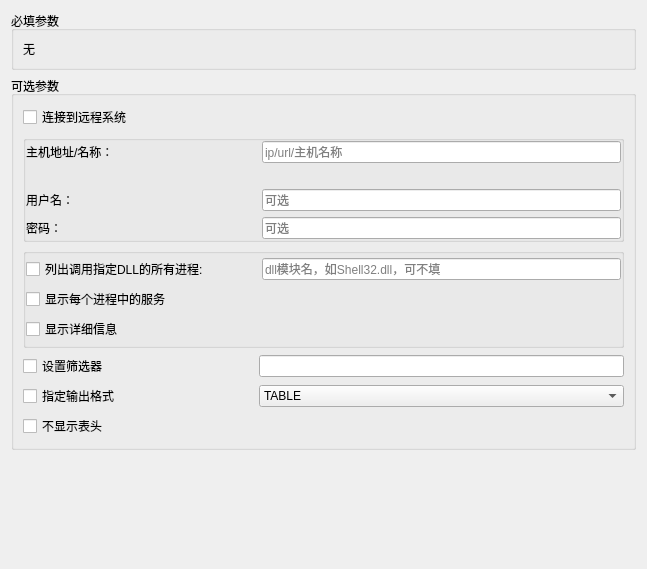
Above: src/EasyCmd/CmdEditors/TasklistEditor.ui from doasyourself/EasyCmd before the change. Below: the same form after it.
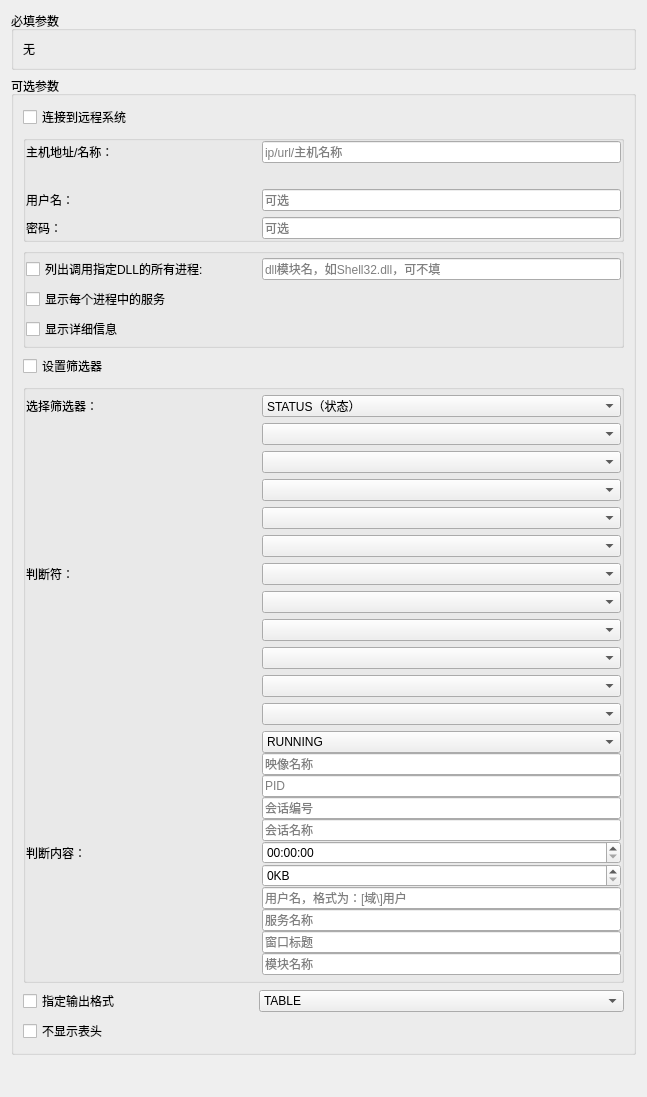
That is the form after the change.

Commit message: 完善tasklist： 实现筛选器界面设计，逻辑未实现。

Patch:
```diff
--- a/src/EasyCmd/CmdEditors/TasklistEditor.ui
+++ b/src/EasyCmd/CmdEditors/TasklistEditor.ui
@@ -7,7 +7,7 @@
     <x>0</x>
     <y>0</y>
     <width>647</width>
-    <height>569</height>
+    <height>1097</height>
    </rect>
   </property>
   <property name="windowTitle">
@@ -281,50 +281,354 @@
         </layout>
        </widget>
       </item>
+      <item>
+       <widget class="QCheckBox" name="checkBox_option_fi">
+        <property name="minimumSize">
+         <size>
+          <width>230</width>
+          <height>0</height>
+         </size>
+        </property>
+        <property name="maximumSize">
+         <size>
+          <width>230</width>
+          <height>16777215</height>
+         </size>
+        </property>
+        <property name="text">
+         <string>设置筛选器</string>
+        </property>
+       </widget>
+      </item>
+      <item>
+       <widget class="QGroupBox" name="groupBox_filter">
+        <property name="title">
+         <string/>
+        </property>
+        <layout class="QVBoxLayout" name="verticalLayout_6">
+         <property name="leftMargin">
+          <number>0</number>
+         </property>
+         <property name="topMargin">
+          <number>5</number>
+         </property>
+         <property name="rightMargin">
+          <number>0</number>
+         </property>
+         <property name="bottomMargin">
+          <number>5</number>
+         </property>
+         <item>
+          <layout class="QGridLayout" name="gridLayout_4">
+           <property name="topMargin">
+            <number>0</number>
+           </property>
+           <item row="1" column="1">
+            <widget class="QWidget" name="widget_operators" native="true">
+             <layout class="QVBoxLayout" name="verticalLayout_8">
+              <property name="leftMargin">
+               <number>0</number>
+              </property>
+              <property name="topMargin">
+               <number>0</number>
+              </property>
+              <property name="rightMargin">
+               <number>0</number>
+              </property>
+              <property name="bottomMargin">
+               <number>0</number>
+              </property>
+              <item>
+               <widget class="QComboBox" name="comboBox_op_status"/>
+              </item>
+              <item>
+               <widget class="QComboBox" name="comboBox_op_imageName"/>
+              </item>
+              <item>
+               <widget class="QComboBox" name="comboBox_op_pid"/>
+              </item>
+              <item>
+               <widget class="QComboBox" name="comboBox_op_session"/>
+              </item>
+              <item>
+               <widget class="QComboBox" name="comboBox_op_sessionName"/>
+              </item>
+              <item>
+               <widget class="QComboBox" name="comboBox_op_cpuTime"/>
+              </item>
+              <item>
+               <widget class="QComboBox" name="comboBox_op_memusage"/>
+              </item>
+              <item>
+               <widget class="QComboBox" name="comboBox_op_userName"/>
+              </item>
+              <item>
+               <widget class="QComboBox" name="comboBox_op_service"/>
+              </item>
+              <item>
+               <widget class="QComboBox" name="comboBox_op_windowTitle"/>
+              </item>
+              <item>
+               <widget class="QComboBox" name="comboBox_op_module"/>
+              </item>
+             </layout>
+            </widget>
+           </item>
+           <item row="0" column="1">
+            <widget class="QComboBox" name="comboBox_filterType">
+             <item>
+              <property name="text">
+               <string>STATUS（状态）</string>
+              </property>
+             </item>
+             <item>
+              <property name="text">
+               <string>IMAGENAME（映像名）</string>
+              </property>
+             </item>
+             <item>
+              <property name="text">
+               <string>PID（进程ID）</string>
+              </property>
+             </item>
+             <item>
+              <property name="text">
+               <string>SESSION（会话编号）</string>
+              </property>
+             </item>
+             <item>
+              <property name="text">
+               <string>SESSIONNAME（会话名称）</string>
+              </property>
+             </item>
+             <item>
+              <property name="text">
+               <string>CPUTIME（CPU时间）</string>
+              </property>
+             </item>
+             <item>
+              <property name="text">
+               <string>MEMUSAGE（内存使用量）</string>
+              </property>
+             </item>
+             <item>
+              <property name="text">
+               <string>USERNAME（用户名）</string>
+              </property>
+             </item>
+             <item>
+              <property name="text">
+               <string>SERVICES（服务名称）</string>
+              </property>
+             </item>
+             <item>
+              <property name="text">
+               <string>WINDOWTITLE（窗口标题名）</string>
+              </property>
+             </item>
+             <item>
+              <property name="text">
+               <string>模块名</string>
+              </property>
+             </item>
+            </widget>
+           </item>
+           <item row="1" column="0">
+            <widget class="QLabel" name="label_3">
+             <property name="minimumSize">
+              <size>
+               <width>230</width>
+               <height>0</height>
+              </size>
+             </property>
+             <property name="maximumSize">
+              <size>
+               <width>230</width>
+               <height>16777215</height>
+              </size>
+             </property>
+             <property name="text">
+              <string>判断符：</string>
+             </property>
+            </widget>
+           </item>
+           <item row="2" column="0">
+            <widget class="QLabel" name="label_4">
+             <property name="minimumSize">
+              <size>
+               <width>230</width>
+               <height>0</height>
+              </size>
+             </property>
+             <property name="maximumSize">
+              <size>
+               <width>230</width>
+               <height>16777215</height>
+              </size>
+             </property>
+             <property name="text">
+              <string>判断内容：</string>
+             </property>
+            </widget>
+           </item>
+           <item row="0" column="0">
+            <widget class="QLabel" name="label_2">
+             <property name="minimumSize">
+              <size>
+               <width>230</width>
+               <height>0</height>
+              </size>
+             </property>
+             <property name="maximumSize">
+              <size>
+               <width>230</width>
+               <height>16777215</height>
+              </size>
+             </property>
+             <property name="text">
+              <string>选择筛选器：</string>
+             </property>
+            </widget>
+           </item>
+           <item row="2" column="1">
+            <widget class="QWidget" name="widget_filterValues" native="true">
+             <layout class="QVBoxLayout" name="verticalLayout_7">
+              <property name="spacing">
+               <number>0</number>
+              </property>
+              <property name="leftMargin">
+               <number>0</number>
+              </property>
+              <property name="topMargin">
+               <number>0</number>
+              </property>
+              <property name="rightMargin">
+               <number>0</number>
+              </property>
+              <property name="bottomMargin">
+               <number>0</number>
+              </property>
+              <item>
+               <widget class="QComboBox" name="comboBox_fiValue_status">
+                <item>
+                 <property name="text">
+                  <string>RUNNING</string>
+                 </property>
+                </item>
+                <item>
+                 <property name="text">
+                  <string>SUSPENDED</string>
+                 </property>
+                </item>
+                <item>
+                 <property name="text">
+                  <string>NOT RESPONDING</string>
+                 </property>
+                </item>
+                <item>
+                 <property name="text">
+                  <string>UNKNOWN</string>
+                 </property>
+                </item>
+               </widget>
+              </item>
+              <item>
+               <widget class="QLineEdit" name="lineEdit_fiValue_imageName">
+                <property name="placeholderText">
+                 <string>映像名称</string>
+                </property>
+               </widget>
+              </item>
+              <item>
+               <widget class="QLineEdit" name="lineEdit_fiValue_pid">
+                <property name="placeholderText">
+                 <string>PID</string>
+                </property>
+               </widget>
+              </item>
+              <item>
+               <widget class="QLineEdit" name="lineEdit_fiValue_session">
+                <property name="placeholderText">
+                 <string>会话编号</string>
+                </property>
+               </widget>
+              </item>
+              <item>
+               <widget class="QLineEdit" name="lineEdit_fiValue_sessionName">
+                <property name="placeholderText">
+                 <string>会话名称</string>
+                </property>
+               </widget>
+              </item>
+              <item>
+               <widget class="QTimeEdit" name="timeEdit_fiValue_cpuTime">
+                <property name="showGroupSeparator" stdset="0">
+                 <bool>false</bool>
+                </property>
+                <property name="maximumTime">
+                 <time>
+                  <hour>23</hour>
+                  <minute>59</minute>
+                  <second>59</second>
+                 </time>
+                </property>
+                <property name="displayFormat">
+                 <string>HH:mm:ss</string>
+                </property>
+               </widget>
+              </item>
+              <item>
+               <widget class="QSpinBox" name="spinBox_fiValue_memUsage">
+                <property name="suffix">
+                 <string>KB</string>
+                </property>
+                <property name="maximum">
+                 <number>1000000000</number>
+                </property>
+               </widget>
+              </item>
+              <item>
+               <widget class="QLineEdit" name="lineEdit_fiValue_userName">
+                <property name="placeholderText">
+                 <string>用户名，格式为：[域\]用户</string>
+                </property>
+               </widget>
+              </item>
+              <item>
+               <widget class="QLineEdit" name="lineEdit_fiValue_service">
+                <property name="placeholderText">
+                 <string>服务名称</string>
+                </property>
+               </widget>
+              </item>
+              <item>
+               <widget class="QLineEdit" name="lineEdit_fiValue_windowTitle">
+                <property name="placeholderText">
+                 <string>窗口标题</string>
+                </property>
+               </widget>
+              </item>
+              <item>
+               <widget class="QLineEdit" name="lineEdit_fiValue_module">
+                <property name="placeholderText">
+                 <string>模块名称</string>
+                </property>
+               </widget>
+              </item>
+             </layout>
+            </widget>
+           </item>
+          </layout>
+         </item>
+        </layout>
+       </widget>
+      </item>
       <item>
        <layout class="QGridLayout" name="gridLayout_3">
         <property name="topMargin">
          <number>0</number>
         </property>
-        <item row="0" column="0">
-         <widget class="QCheckBox" name="checkBox_option_fi">
-          <property name="minimumSize">
-           <size>
-            <width>230</width>
-            <height>0</height>
-           </size>
-          </property>
-          <property name="maximumSize">
-           <size>
-            <width>230</width>
-            <height>16777215</height>
-           </size>
-          </property>
-          <property name="text">
-           <string>设置筛选器</string>
-          </property>
-         </widget>
-        </item>
         <item row="1" column="0">
-         <widget class="QCheckBox" name="checkBox_option_fo">
-          <property name="minimumSize">
-           <size>
-            <width>230</width>
-            <height>0</height>
-           </size>
-          </property>
-          <property name="maximumSize">
-           <size>
-            <width>230</width>
-            <height>16777215</height>
-           </size>
-          </property>
-          <property name="text">
-           <string>指定输出格式</string>
-          </property>
-         </widget>
-        </item>
-        <item row="2" column="0">
          <widget class="QCheckBox" name="checkBox_option_nh">
           <property name="minimumSize">
            <size>
@@ -343,7 +647,26 @@
           </property>
          </widget>
         </item>
-        <item row="1" column="1">
+        <item row="0" column="0">
+         <widget class="QCheckBox" name="checkBox_option_fo">
+          <property name="minimumSize">
+           <size>
+            <width>230</width>
+            <height>0</height>
+           </size>
+          </property>
+          <property name="maximumSize">
+           <size>
+            <width>230</width>
+            <height>16777215</height>
+           </size>
+          </property>
+          <property name="text">
+           <string>指定输出格式</string>
+          </property>
+         </widget>
+        </item>
+        <item row="0" column="1">
          <widget class="QComboBox" name="comboBox_option_fo">
           <item>
            <property name="text">
@@ -362,9 +685,6 @@
           </item>
          </widget>
         </item>
-        <item row="0" column="1">
-         <widget class="QLineEdit" name="lineEdit_option_fi"/>
-        </item>
        </layout>
       </item>
      </layout>
```
The commit also changes 2 other files.
